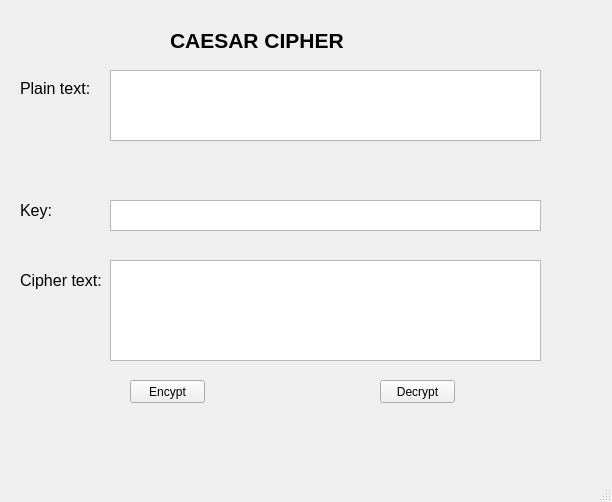
Old version of the form lab-03/ui/caesar.ui in the repository anhdunn/bmttnc-hutech-2280600534.
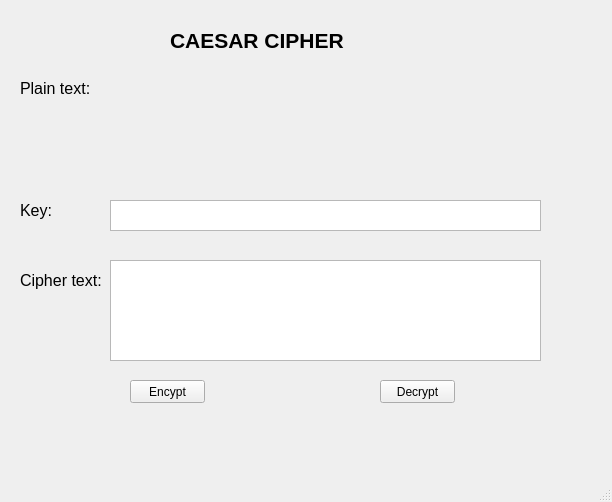
New version of the form.

```diff
--- a/lab-03/ui/caesar.ui
+++ b/lab-03/ui/caesar.ui
@@ -98,16 +98,6 @@
      </rect>
     </property>
    </widget>
-   <widget class="QPlainTextEdit" name="txt_plain_text">
-    <property name="geometry">
-     <rect>
-      <x>110</x>
-      <y>70</y>
-      <width>431</width>
-      <height>71</height>
-     </rect>
-    </property>
-   </widget>
    <widget class="QPlainTextEdit" name="txt_cipher_text">
     <property name="geometry">
      <rect>
```
